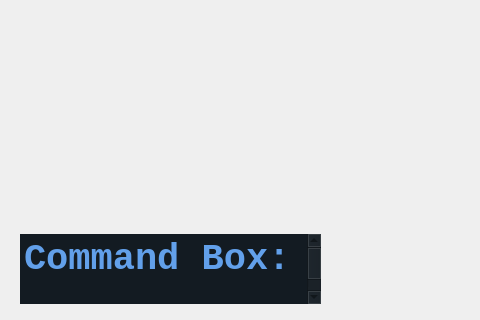
Before: the Qt Designer form CppFun/KaijuFight/untitled/mainwindow.ui in pdoriadev/CppFun, drawn with Qt 5; both pictures show x 0 to 480 and y 616 to 936 of the 1232 by 936 pixel window.
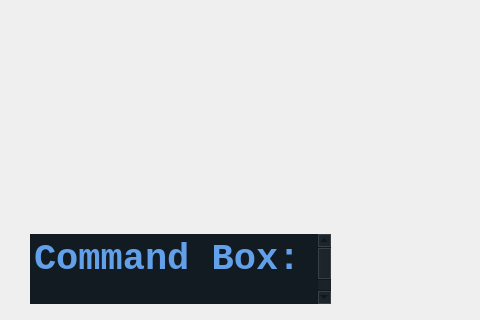
After: the same form once the commit is applied.

Diff of the .ui file:
```diff
--- a/CppFun/KaijuFight/untitled/mainwindow.ui
+++ b/CppFun/KaijuFight/untitled/mainwindow.ui
@@ -538,7 +538,7 @@
    <widget class="QTextEdit" name="CommandBox">
     <property name="geometry">
      <rect>
-      <x>20</x>
+      <x>30</x>
       <y>850</y>
       <width>301</width>
       <height>70</height>
```
